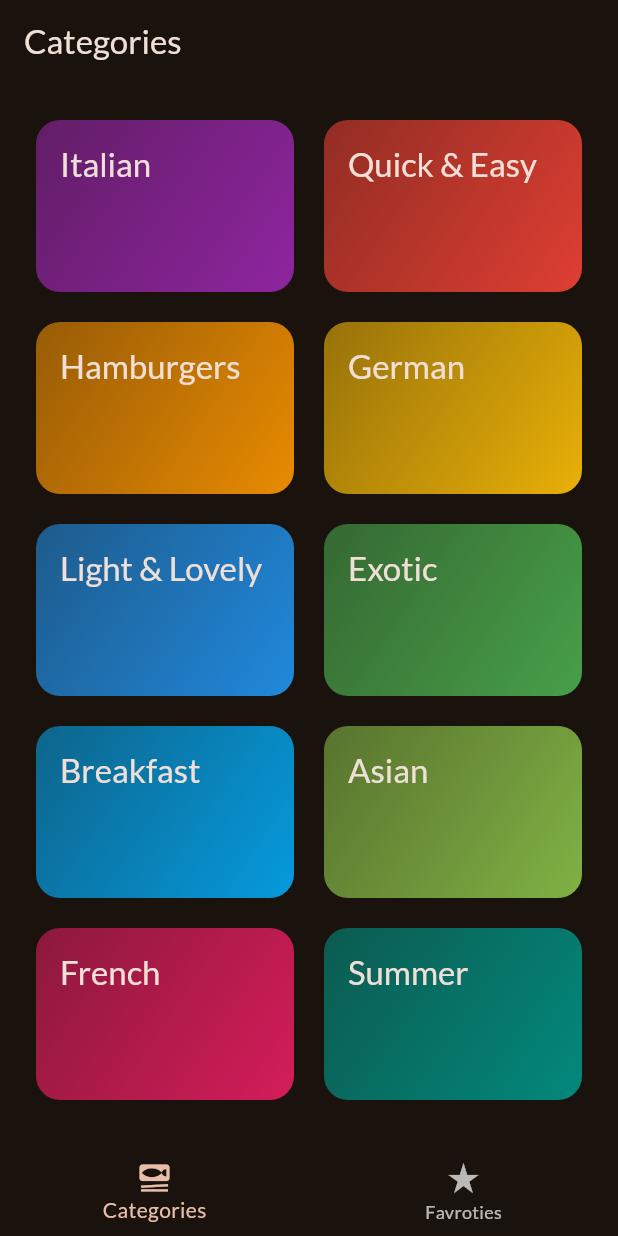
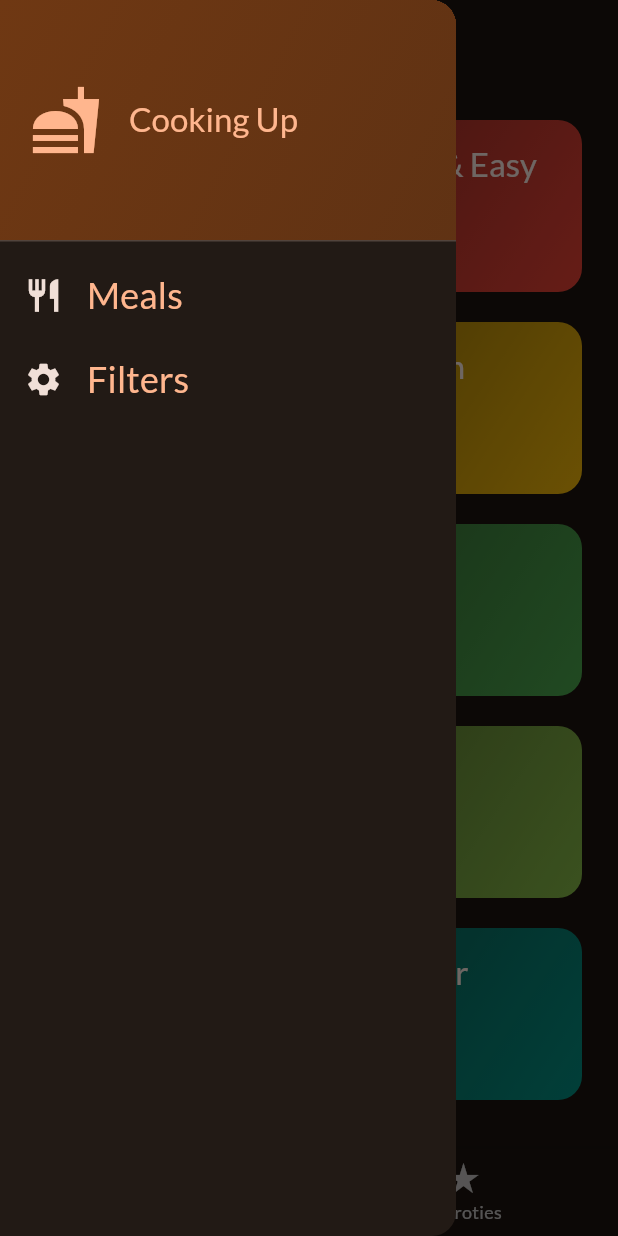
Before and after one commit to ashutosh1234ojha/AdvanceBasicFlutter, a Flutter app: the screen it shows after launch, with the side drawer open (before the commit the screen has no drawer), on a phone screen of 412 x 824 dp. Run offline on Flutter 3.47's test engine with Material 3 defaults, Android fonts, the phone set to English and light mode, and no system bars; our stand-ins replace google_fonts, transparent_image.

Commit message:
nav drawer added

```diff
--- a/lib/screens/tabs.dart
+++ b/lib/screens/tabs.dart
@@ -1,6 +1,7 @@
 import 'package:expense_trakcer/models/meal.dart';
 import 'package:expense_trakcer/screens/categories.dart';
 import 'package:expense_trakcer/screens/meals.dart';
+import 'package:expense_trakcer/widgets/main_drawer.dart';
 import 'package:flutter/material.dart';
 
 class TabsScreen extends StatefulWidget {
@@ -45,6 +46,13 @@
     });
   }
 
+  void _setScreen(String id) {
+    if (id == "fileters") {
+    } else {
+      Navigator.of(context).pop();
+    }
+  }
+
   @override
   Widget build(BuildContext context) {
     var activePageTitle = "Categories";
@@ -61,6 +69,7 @@
     }
     return Scaffold(
       appBar: AppBar(title: Text(activePageTitle)),
+      drawer: MainDrawer(onSelectScreen: _setScreen),
       body: activePage,
       bottomNavigationBar: BottomNavigationBar(
         currentIndex: _selectedPageIndex,
--- /dev/null
+++ b/lib/widgets/main_drawer.dart
@@ -0,0 +1,83 @@
+import 'package:flutter/material.dart';
+
+class MainDrawer extends StatelessWidget {
+  const MainDrawer({super.key, required this.onSelectScreen});
+
+  final Function(String) onSelectScreen;
+
+  @override
+  Widget build(BuildContext context) {
+    return Drawer(
+      child: Column(
+        children: [
+          DrawerHeader(
+            padding: EdgeInsets.all(20),
+            decoration: BoxDecoration(
+              gradient: LinearGradient(
+                colors: [
+                  Theme.of(context).colorScheme.primaryContainer,
+                  Theme.of(
+                    context,
+                  ).colorScheme.primaryContainer.withValues(alpha: 0.8),
+                ],
+                begin: Alignment.topLeft,
+                end: Alignment.bottomRight,
+              ),
+            ),
+            child: Row(
+              children: [
+                Icon(
+                  Icons.fastfood_sharp,
+                  size: 48,
+                  color: Theme.of(context).colorScheme.primary,
+                ),
+
+                SizedBox(width: 18),
+                Text(
+                  "Cooking Up",
+                  style: Theme.of(context).textTheme.titleLarge!.copyWith(
+                    color: Theme.of(context).colorScheme.primary,
+                  ),
+                ),
+              ],
+            ),
+          ),
+          ListTile(
+            leading: Icon(
+              Icons.restaurant,
+              size: 26,
+              color: Theme.of(context).colorScheme.onSurface,
+            ),
+            title: Text(
+              "Meals",
+              style: Theme.of(context).textTheme.titleSmall!.copyWith(
+                color: Theme.of(context).colorScheme.primary,
+                fontSize: 24,
+              ),
+            ),
+            onTap: () {
+              onSelectScreen("meals");
+            },
+          ),
+          ListTile(
+            leading: Icon(
+              Icons.settings,
+              size: 26,
+              color: Theme.of(context).colorScheme.onSurface,
+            ),
+            title: Text(
+              "Filters",
+              style: Theme.of(context).textTheme.titleSmall!.copyWith(
+                color: Theme.of(context).colorScheme.primary,
+                fontSize: 24,
+              ),
+            ),
+            onTap: () {
+              onSelectScreen("filters");
+            },
+          ),
+        ],
+      ),
+    );
+  }
+}
```
Also changed, not shown: 4 other files.
